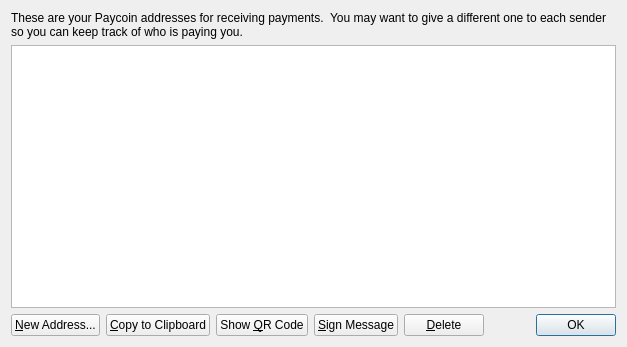
Before: the Qt Designer form src/qt/forms/addressbookpage.ui in JoseBarrales/mlnc, drawn with Qt 5.
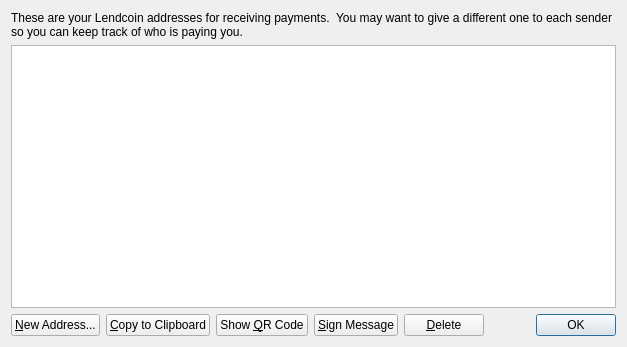
After: the same form once the commit is applied. Icons and pictures are not drawn.

What changed in the file:
```diff
--- a/src/qt/forms/addressbookpage.ui
+++ b/src/qt/forms/addressbookpage.ui
@@ -17,7 +17,7 @@
    <item>
     <widget class="QLabel" name="labelExplanation">
      <property name="text">
-      <string>These are your Paycoin addresses for receiving payments.  You may want to give a different one to each sender so you can keep track of who is paying you.</string>
+      <string>These are your Lendcoin addresses for receiving payments.  You may want to give a different one to each sender so you can keep track of who is paying you.</string>
      </property>
      <property name="textFormat">
       <enum>Qt::AutoText</enum>
```
